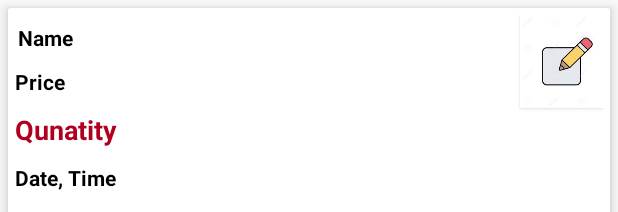
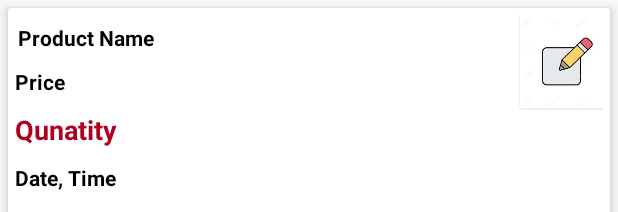
Before and after one commit to Isini-Dananjana/MADD-PharmacyApp, an Android app: the layout stock_layout.xml on its own in the app's theme, with its tools: preview values and no code run, on a phone screen of 412 x 824 dp. Shown: the top 212 px of the screen. Run offline under Robolectric (Android 15) with nearby library versions, the phone set to English and light mode, and no system bars.

Commit message:
commit modifications to layouts

```diff
--- a/app/src/main/res/layout/orders_layout.xml
+++ b/app/src/main/res/layout/orders_layout.xml
@@ -24,7 +24,7 @@
             android:layout_width="160dp"
             android:layout_height="wrap_content"
             android:layout_marginLeft="5dp"
-            android:text="User Name"
+            android:text="User name"
             android:textColor="@color/colorText"
             android:textSize="15dp"
             android:textStyle="bold" />
--- a/app/src/main/res/layout/stock_layout.xml
+++ b/app/src/main/res/layout/stock_layout.xml
@@ -28,7 +28,7 @@
             android:layout_marginStart="2dp"
             android:layout_marginTop="5dp"
             android:gravity="center"
-            android:text="Name"
+            android:text="Product Name"
             android:textAlignment="viewStart"
             android:textColor="@color/colorText"
             android:textColorHighlight="@color/colorText"
```
